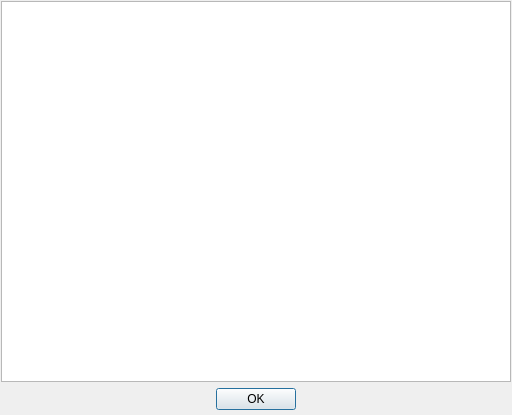
mazbrili/qabcs, file FormHelp.ui: the form before one commit.
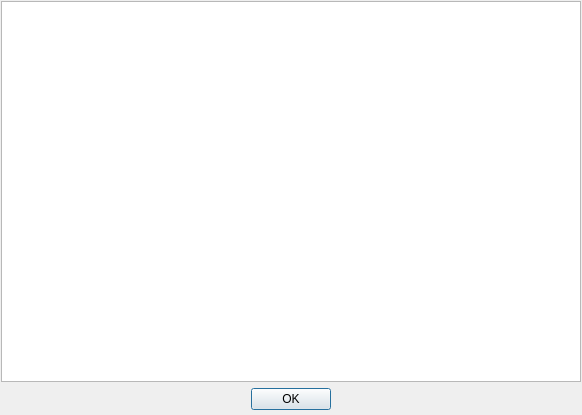
The form after the commit.

Commit message: [FormHelp.ui] resize width

The edit to the form file:
```diff
--- a/FormHelp.ui
+++ b/FormHelp.ui
@@ -6,7 +6,7 @@
    <rect>
     <x>0</x>
     <y>0</y>
-    <width>512</width>
+    <width>582</width>
     <height>415</height>
    </rect>
   </property>
```
